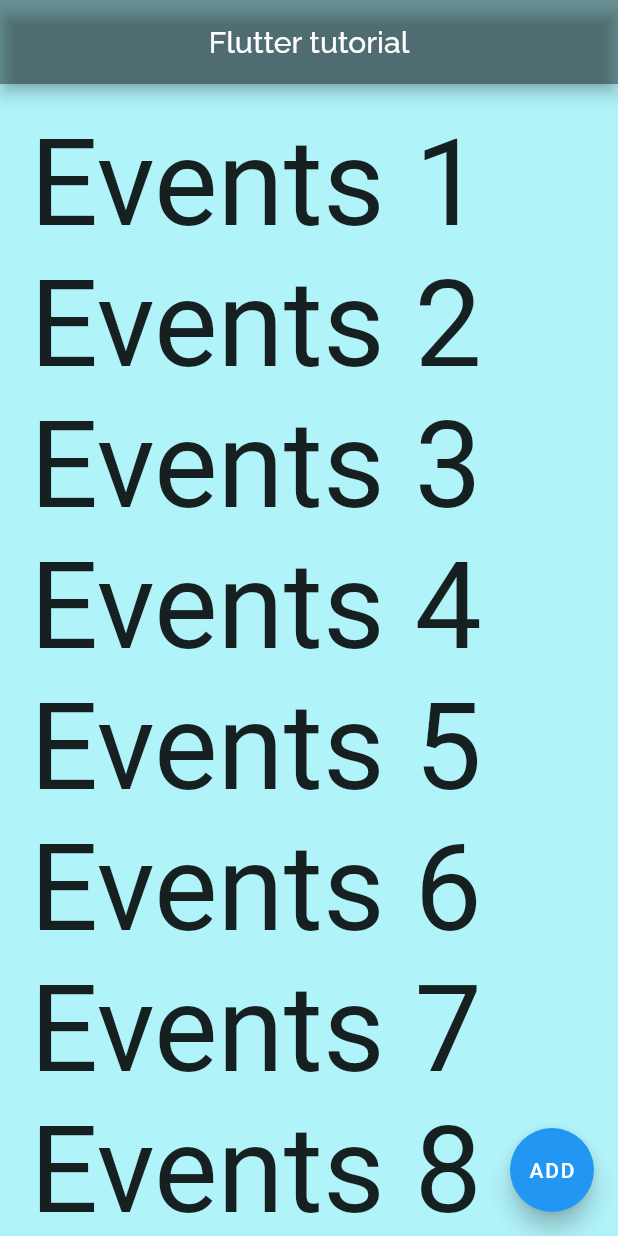
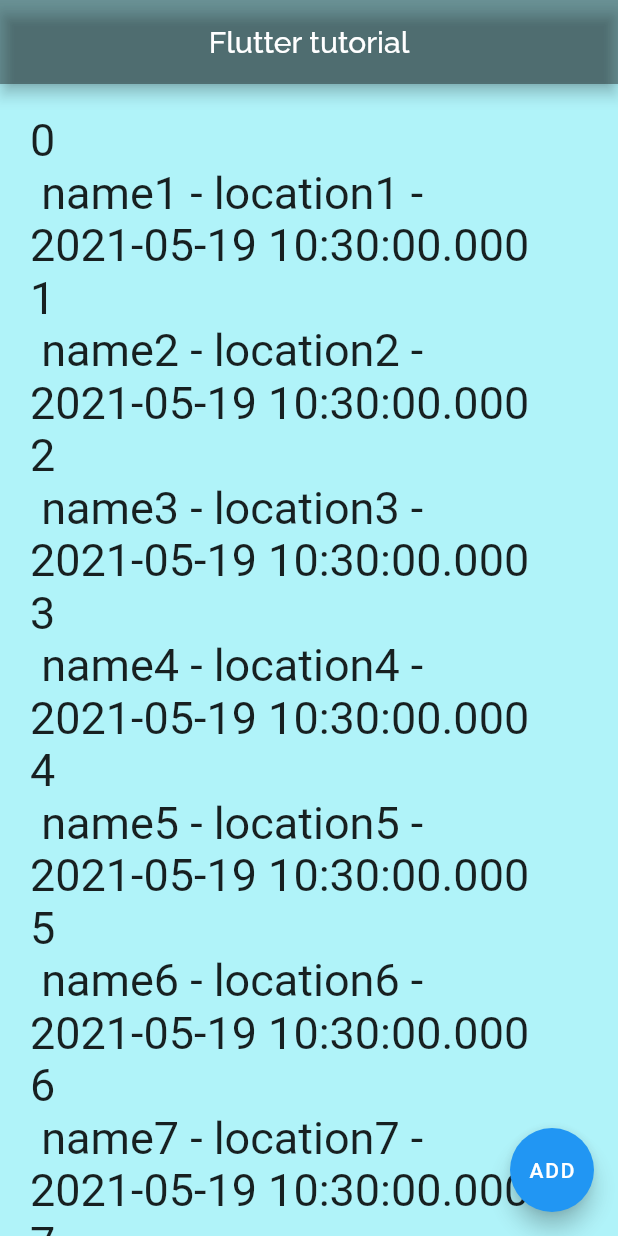
Before and after one commit to HarakaRisasi/flutter_and_python, a Flutter app: the screen it shows after launch, on a phone screen of 412 x 824 dp. Run offline on Flutter 3.47's test engine with Material 2 defaults, Android fonts, the phone set to English and light mode, and no system bars; our stand-ins replace google_fonts.

Commit message:
Разбрался с тем:
- Синтаксис написания класса.
- Как собирается класс.
- Как работает конструктор.
- Для чего в конструкторе нужен required.
- Что такое late.
- Как делать импорт класса.
- При изменении методов главных виджетов нужно делать HOT RESET.
- Что массив в Dart - это список.
- <> - как указывать тип массива.
- Как создавать объекты(сущности) класса.
- Как создавать скролируемый массив виджетов (Виджет - отдельный элемент списка - просто к нему можно применить индивидуальные опции).
- Как выводить элементы списка(в данном случае - события) при помощи index.имя_параметра_переданного_в_конструктор.
- Как выводить несколько\все свойства объекта класса.
- Что такое форматирование строк в Dart.

```diff
--- /dev/null
+++ b/hello_world/flutter_app/lib/event.dart
@@ -0,0 +1,37 @@
+import 'package:flutter/cupertino.dart';
+
+class Event {
+  // late - говорит о том, что переменная будет инициализирована позже.
+  // У события должно быть название.
+  late String name;
+
+  // У события должно быть место.
+  late String location;
+
+  // У события должна быть дата начала.
+  late DateTime startDateTime;
+
+// По умолчанию конструкторы класса создают и возвращают новый объект этого класса.
+// Но, возможно, не всегда потребуется создавать новый объект класса.
+// Возможно, мы захотим использовать и возвращать из конструктора уже имеющийся объект.
+// Для этой цели в языке Dart применяются фабричные конструкторы или конструкторы,
+// которые предваряются ключевым словом factory.
+
+// Создаем конструктор.
+// *Упрощенный способ создать конструктор.
+//   Event({required this.name, required this.location, required this.startDateTime});
+
+  Event({required String name, required String location, required DateTime startDateTime}) {
+      // Теперь нужно взять полученные значения и установить их в поля класса.
+      // this.name - обращаюсь к полю класса late String name.
+      // и присваиваю ему значение переданное через аргумент
+      // или(пришедшее в качестве параметра), String name.
+    this.name = name;
+    this.location = location;
+    this.startDateTime = startDateTime;
+  }
+}
+
+// Теперь при создании нового объекта,
+// можно в качестве параметров указать (name, location, startDateTime)
+// var e = Event("e1", "l1", DateTime.now());
--- a/hello_world/flutter_app/lib/main.dart
+++ b/hello_world/flutter_app/lib/main.dart
@@ -2,6 +2,7 @@ import 'package:flutter/cupertino.dart';
 import 'package:flutter/material.dart';
 import 'package:google_fonts/google_fonts.dart';
 import 'package:flutter_app/customIcons.dart';
+import 'package:flutter_app/event.dart';
 
 void main() => runApp(HarakaTestApp());
 // runApp делает переданный ей виджет, корневым виджетом дерева.
@@ -33,16 +34,17 @@ class MyHomePage extends StatefulWidget {
 class _MyHomePageState extends State<MyHomePage> {
   // Final - говорит о том, что значение в список будет установлено только один раз,
   // и в дальнейшем изменяться не будет.
-  final List<String> events = [
-    "Events 1",
-    "Events 2",
-    "Events 3",
-    "Events 4",
-    "Events 5",
-    "Events 6",
-    "Events 7",
-    "Events 8",
-    "Events 9",
+  // <T> - явно указывается тип. Его можно и не указывать.
+  //*List - это аналог массива в других ЯП.
+  final List<Event> events = [
+    Event(name: 'name1', location: 'location1', startDateTime: DateTime.now()),
+    Event(name: 'name2', location: 'location2', startDateTime: DateTime.now()),
+    Event(name: 'name3', location: 'location3', startDateTime: DateTime.now()),
+    Event(name: 'name4', location: 'location4', startDateTime: DateTime.now()),
+    Event(name: 'name5', location: 'location5', startDateTime: DateTime.now()),
+    Event(name: 'name6', location: 'location6', startDateTime: DateTime.now()),
+    Event(name: 'name7', location: 'location7', startDateTime: DateTime.now()),
+    Event(name: 'name8', location: 'location8', startDateTime: DateTime.now()),
   ];
 
   @override
@@ -55,41 +57,9 @@ class _MyHomePageState extends State<MyHomePage> {
         backgroundColor: Colors.black38,
       ),
 
-      // Задача - получить список.
-      // body: ListView(
-      //   padding: EdgeInsets.all(40),
-
-      // Можно определить физику прокрутки. Тоесть, как список будет себя вести при достижении максимальной степени прокрутки.
-      // physics: BouncingScrollPhysics(),
-      //* Возможно также полностью остановить прокрутку.nn
-      // physics: NeverScrollableScrollPhysics(),
-
-      //* Меняет направления скролинга виджетов (в данном случае - Горизонтальное)
-      // ! По умолчанию (если не использовать scrollDirection) - вертикальное.
-      // scrollDirection: Axis.horizontal,
-
-      // Изменить порядок отрисовки элементов в списке.
-      // reverse: true,
-
-      // Задача: Пройтись по списку строк и из каждой строки получить виджет (чтобы сделать список виджетов).
-      // map - используется для применения функции для каждого эл-та списка.
-      // *е - это строка.
-      // * Так как нужен виджет - то воспользуюсь виджетом Text(передам строку как аргумент)
-      // * Метод toList() - представляет список.
-      //   children: events
-      //       .map((e) => Text(
-      //             e,
-      //             style: TextStyle(fontSize: 50),
-      //           ))
-      //       .toList(),
-      // ),
-
-      // Конструктор для работы с большими коллекциями. Так как создаются только те виджеты, которые в данный момент на
-      // экране.
-      // При скроле - элементы, что уходят за границу уничтожаются, а новые будут воссозданы.
-      // ! Прочерк ставится вместо того параметра, который должен быть передан для этой функции, но
-      //   по какой-то причине его не нужно передавать.
       body: ListView.builder(
+        //* Так как был изменен главный виджет ListView.separate на ListView.builder
+        //* нужно сделать HOT RESET.
         physics: BouncingScrollPhysics(),
         padding: EdgeInsets.all(20),
 
@@ -100,11 +70,16 @@ class _MyHomePageState extends State<MyHomePage> {
         itemBuilder: (_, index) => Text(
           // В функции нет элемента, второй параметр - это Index.
           // выводит элементы списка по их индексу
-          events[index],
 
-          //выводит индекс элементов списка как строковый тип данных.
-          // index.toString(),
-          style: TextStyle(fontSize: 80),
+          //* Так как теперь элементами коллекции являются события - то,
+          // когда по индексу получаю события.
+          // Можно вывести по одному методу объекта класса (в данном случае"Event").
+          // events[index].name,
+          // events[index].startDateTime.toString()
+
+          // Но также можно вывести и несколько\все методы объекта класса Event.
+          "$index\n ${events[index].name} - ${events[index].location} - ${events[index].startDateTime.toString()}",
+          style: TextStyle(fontSize: 30),
         ),
       ),
 
```
